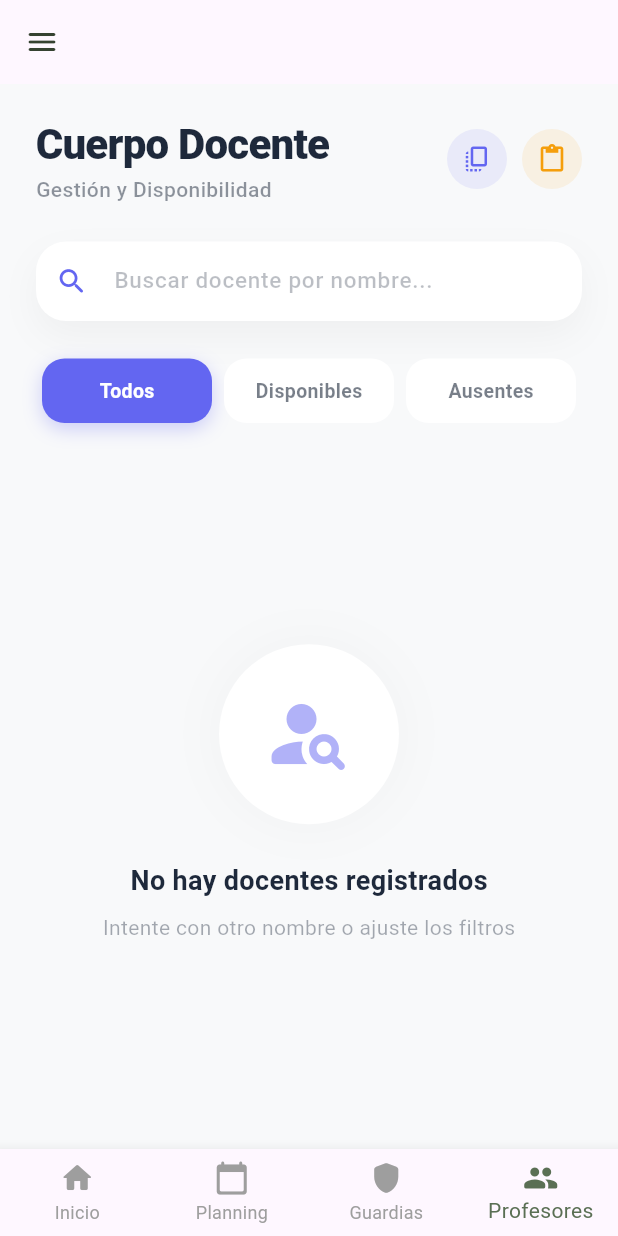
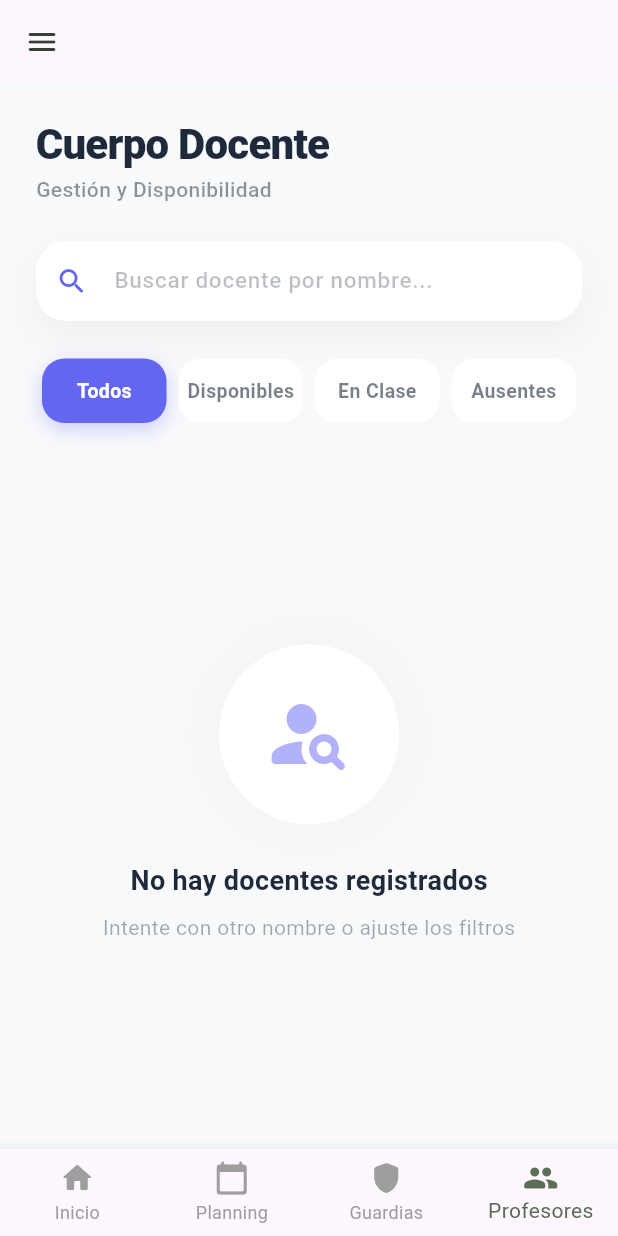
Before and after one commit to laura0503/Proyecto-final, a Flutter app: the screen it shows after launch, swiped to page 4, on a phone screen of 412 x 824 dp. Run offline on Flutter 3.47's test engine with Material 3 defaults, Android fonts, the light colour scheme and no system bars; our stand-ins replace csv, file_picker, flutter_dotenv, shared_preferences, supabase_flutter; accounts and stored records are empty; network calls fail.

Commit message:
he añadido un boton mas en los porfesores

```diff
--- a/GestionAusencias/lib/ui/screens/profesor_screen.dart
+++ b/GestionAusencias/lib/ui/screens/profesor_screen.dart
@@ -13,7 +13,8 @@ import 'package:gestion_ausencias/ui/screens/formulario_profesor.dart';
 import '../providers/config_provider.dart';
 import 'wallpaper_selector_screen.dart';
 import '../widgets/profesores/profesor_card.dart';
-import '../adapters/profesor_ui_adapter.dart';
+import 'package:gestion_ausencias/ui/adapters/profesor_ui_adapter.dart';
+import 'package:gestion_ausencias/domain/repositories/horario_repository.dart';
 
 class ProfesoresScreen extends StatefulWidget {
   const ProfesoresScreen({super.key});
@@ -28,6 +29,7 @@ class _ProfesoresScreenState extends State<ProfesoresScreen> {
   String _query = "";
   String _filtroEstado = "Todos"; // Todos, Disponibles, Ausentes
   List<int> _idsOcupados = [];
+  List<int> _idsConClaseHoy = [];
 
   @override
   void initState() {
@@ -46,15 +48,19 @@ class _ProfesoresScreenState extends State<ProfesoresScreen> {
       final hora = DateFormat('HH:mm:ss').format(ahora);
       final dia = ahora.weekday;
 
+      // Obtenemos ocupación actual y ocupación total del día
       final data = await Future.wait([
         getProfesoresUseCase.execute(),
         getOcupadosUseCase.execute(dia, hora),
+        // Consultamos todos los que tienen clase hoy (sin filtro de hora)
+        context.read<HorarioRepository>().obtenerProfesoresOcupados(dia, "TODO"),
       ]);
 
       if (mounted) {
         setState(() {
           _listaProfesores = data[0] as List<Profesor>;
           _idsOcupados = data[1] as List<int>;
+          _idsConClaseHoy = data[2] as List<int>;
           _cargando = false;
         });
       }
@@ -68,11 +74,18 @@ class _ProfesoresScreenState extends State<ProfesoresScreen> {
       final matchQuery = p.nombre.toLowerCase().contains(_query.toLowerCase());
       if (!matchQuery) return false;
 
-      final esOcupado = _idsOcupados.contains(int.tryParse(p.id) ?? -1);
+      final idInt = int.tryParse(p.id) ?? -1;
+      final estaOcupadoAhora = _idsOcupados.contains(idInt);
+      final tieneClaseHoy = _idsConClaseHoy.contains(idInt);
+
       if (_filtroEstado == "Disponibles") {
-        return !p.estadoAusente && !esOcupado;
+        // Solo si NO está ausente y NO tiene ninguna clase en todo el día
+        return !p.estadoAusente && !tieneClaseHoy;
       } else if (_filtroEstado == "Ausentes") {
-        return p.estadoAusente;
+        // Profesores ausentes O profesores que tienen clase hoy pero están en un "hueco" ahora
+        return p.estadoAusente || (tieneClaseHoy && !estaOcupadoAhora);
+      } else if (_filtroEstado == "En Clase") {
+        return !p.estadoAusente && estaOcupadoAhora;
       }
       return true;
     }).toList();
@@ -156,17 +169,10 @@ class _ProfesoresScreenState extends State<ProfesoresScreen> {
                     "Gestión y Disponibilidad",
                     style: TextStyle(
                       fontSize: 14,
-                      color: const Color(0xFF1E293B).withOpacity(0.5),
+                      color: const Color(0xFF1E293B).withValues(alpha: 0.5),
                       fontWeight: FontWeight.w500,
                     ),
                   ),
-                ],
-              ),
-              Row(
-                children: [
-                  _buildCircleAction(Icons.copy_all, const Color(0xFF6366F1), _copiarDatos),
-                  const SizedBox(width: 10),
-                  _buildCircleAction(Icons.paste, const Color(0xFFF59E0B), _pegarDatos),
                 ],
               ),
             ],
@@ -181,7 +187,7 @@ class _ProfesoresScreenState extends State<ProfesoresScreen> {
   Widget _buildCircleAction(IconData icon, Color color, VoidCallback onTap) {
     return Container(
       decoration: BoxDecoration(
-        color: color.withOpacity(0.1),
+        color: color.withValues(alpha: 0.1),
         shape: BoxShape.circle,
       ),
       child: IconButton(
@@ -199,7 +205,7 @@ class _ProfesoresScreenState extends State<ProfesoresScreen> {
         borderRadius: BorderRadius.circular(20),
         boxShadow: [
           BoxShadow(
-            color: Colors.black.withOpacity(0.04),
+            color: Colors.black.withValues(alpha: 0.04),
             blurRadius: 20,
             offset: const Offset(0, 10),
           ),
@@ -210,7 +216,7 @@ class _ProfesoresScreenState extends State<ProfesoresScreen> {
         style: const TextStyle(fontSize: 15, fontWeight: FontWeight.w500),
         decoration: InputDecoration(
           hintText: "Buscar docente por nombre...",
-          hintStyle: TextStyle(color: const Color(0xFF1E293B).withOpacity(0.3)),
+          hintStyle: TextStyle(color: const Color(0xFF1E293B).withValues(alpha: 0.3)),
           prefixIcon: const Icon(Icons.search_rounded, color: Color(0xFF6366F1), size: 22),
           border: InputBorder.none,
           contentPadding: const EdgeInsets.symmetric(horizontal: 20, vertical: 15),
@@ -223,7 +229,7 @@ class _ProfesoresScreenState extends State<ProfesoresScreen> {
     return Padding(
       padding: const EdgeInsets.symmetric(horizontal: 24, vertical: 10),
       child: Row(
-        children: ["Todos", "Disponibles", "Ausentes"].map((f) {
+        children: ["Todos", "Disponibles", "En Clase", "Ausentes"].map((f) {
           final isSelected = _filtroEstado == f;
           return Expanded(
             child: GestureDetector(
@@ -237,7 +243,7 @@ class _ProfesoresScreenState extends State<ProfesoresScreen> {
                   borderRadius: BorderRadius.circular(15),
                   boxShadow: isSelected ? [
                     BoxShadow(
-                      color: const Color(0xFF6366F1).withOpacity(0.3),
+                      color: const Color(0xFF6366F1).withValues(alpha: 0.3),
                       blurRadius: 10,
                       offset: const Offset(0, 4),
                     )
@@ -247,7 +253,7 @@ class _ProfesoresScreenState extends State<ProfesoresScreen> {
                   child: Text(
                     f,
                     style: TextStyle(
-                      color: isSelected ? Colors.white : const Color(0xFF1E293B).withOpacity(0.6),
+                      color: isSelected ? Colors.white : const Color(0xFF1E293B).withValues(alpha: 0.6),
                       fontWeight: isSelected ? FontWeight.bold : FontWeight.w600,
                       fontSize: 13,
                     ),
@@ -273,12 +279,12 @@ class _ProfesoresScreenState extends State<ProfesoresScreen> {
               shape: BoxShape.circle,
               boxShadow: [
                 BoxShadow(
-                  color: Colors.black.withOpacity(0.03),
+                  color: Colors.black.withValues(alpha: 0.03),
                   blurRadius: 30,
                 )
               ]
             ),
-            child: Icon(Icons.person_search_rounded, size: 60, color: const Color(0xFF6366F1).withOpacity(0.5)),
+            child: Icon(Icons.person_search_rounded, size: 60, color: const Color(0xFF6366F1).withValues(alpha: 0.5)),
           ),
           const SizedBox(height: 25),
           Text(
@@ -293,7 +299,7 @@ class _ProfesoresScreenState extends State<ProfesoresScreen> {
           Text(
             "Intente con otro nombre o ajuste los filtros",
             style: TextStyle(
-              color: const Color(0xFF1E293B).withOpacity(0.4),
+              color: const Color(0xFF1E293B).withValues(alpha: 0.4),
               fontSize: 14,
             ),
           ),
```
Also changed, not shown: GestionAusencias/lib/data/datasources/horario_remote_datasource.dart (+6 -7 lines).
